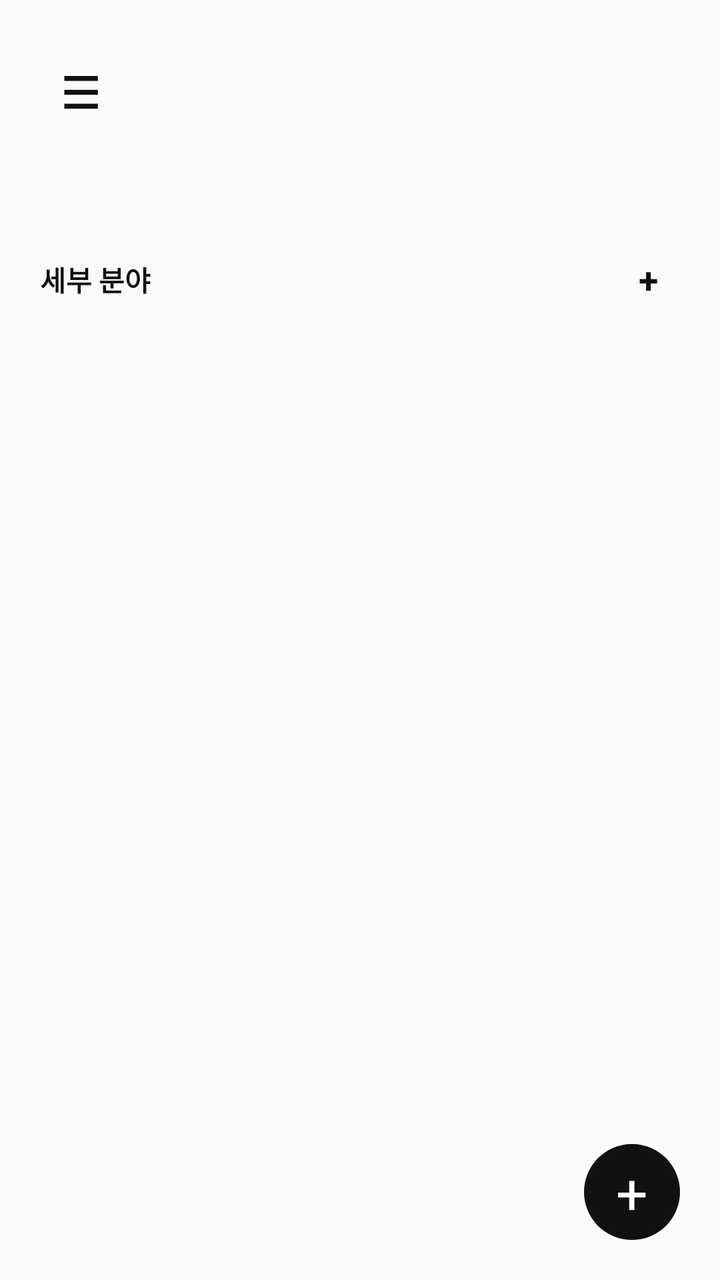
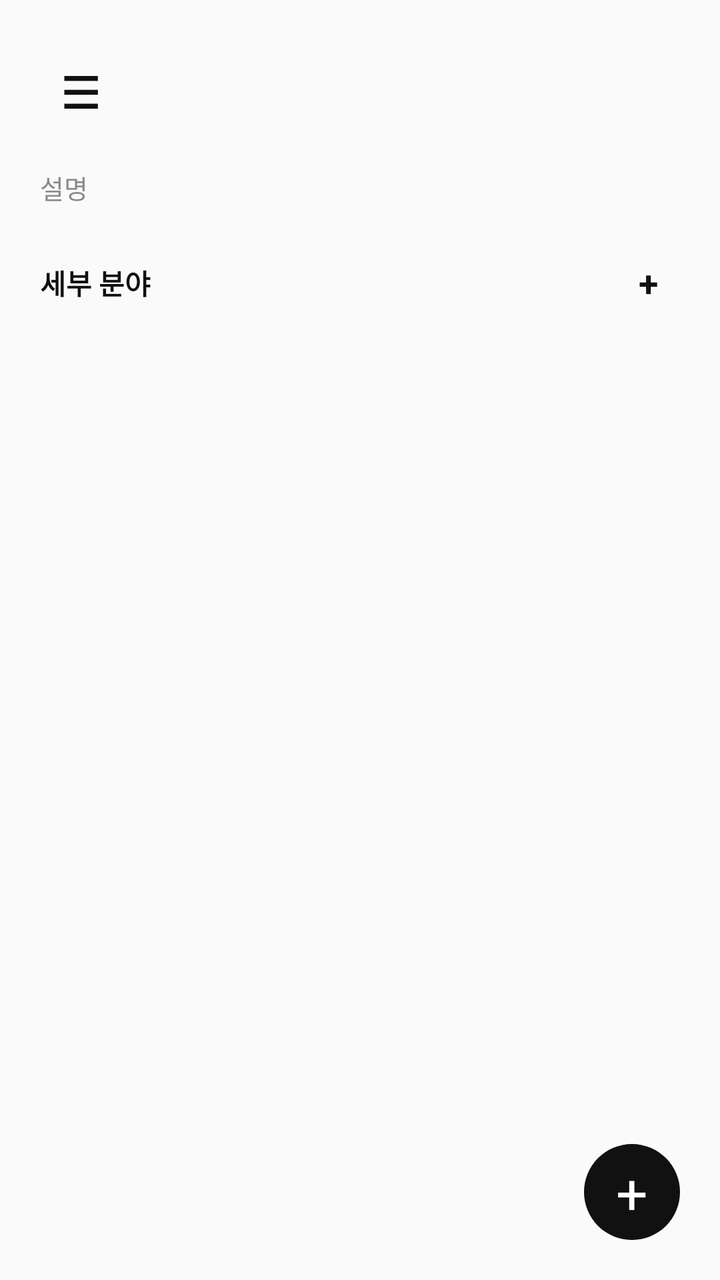

Before-and-after screenshots of an Android layout around one commit, followed by the original layout XML and the change that was made.
<!-- AndroidManifest.xml: application theme Theme.TrailNote -->
<!-- res/layout/fragment_growth_area_detail.xml -->
<?xml version="1.0" encoding="utf-8"?>
<FrameLayout xmlns:android="http://schemas.android.com/apk/res/android"
    android:layout_width="match_parent"
    android:layout_height="match_parent"
    android:background="@drawable/bg_screen">

    <LinearLayout
        android:layout_width="match_parent"
        android:layout_height="match_parent"
        android:orientation="vertical"
        android:padding="@dimen/screen_padding">

        <include layout="@layout/view_screen_header" />

        <TextView
            android:id="@+id/descriptionText"
            style="@style/TrailText.Body"
            android:layout_width="match_parent"
            android:layout_height="wrap_content"
            android:layout_marginTop="12dp" />

        <LinearLayout
            android:layout_width="match_parent"
            android:layout_height="wrap_content"
            android:layout_marginTop="@dimen/section_gap"
            android:gravity="center_vertical"
            android:orientation="horizontal">

            <TextView
                style="@style/TrailText.Section"
                android:layout_width="0dp"
                android:layout_height="wrap_content"
                android:layout_weight="1"
                android:text="세부 분야" />

            <TextView
                android:id="@+id/growthTopicAddButton"
                android:layout_width="32dp"
                android:layout_height="32dp"
                android:gravity="center"
                android:text="+"
                android:textColor="@color/trail_ink"
                android:textSize="18sp"
                android:textStyle="bold" />
        </LinearLayout>

        <androidx.recyclerview.widget.RecyclerView
            android:id="@+id/growthTopicList"
            android:layout_width="match_parent"
            android:layout_height="0dp"
            android:layout_marginTop="10dp"
            android:layout_weight="1"
            android:clipToPadding="false"
            android:paddingBottom="84dp" />

        <TextView
            android:id="@+id/emptyText"
            style="@style/TrailText.Body"
            android:layout_width="match_parent"
            android:layout_height="wrap_content"
            android:layout_marginTop="16dp"
            android:text="아직 세부 분야가 없습니다"
            android:visibility="gone" />
    </LinearLayout>

    <TextView
        android:id="@+id/growthTopicFabButton"
        android:layout_width="@dimen/fab_size"
        android:layout_height="@dimen/fab_size"
        android:layout_gravity="bottom|end"
        android:layout_margin="20dp"
        android:background="@drawable/bg_fab"
        android:gravity="center"
        android:text="+"
        android:textColor="@color/white"
        android:textSize="28sp" />

    <include
        android:id="@+id/growthTopicQuickAdd"
        layout="@layout/view_bottom_quick_add" />
</FrameLayout>
<!-- res/layout/view_screen_header.xml (included above) -->
<?xml version="1.0" encoding="utf-8"?>
<LinearLayout xmlns:android="http://schemas.android.com/apk/res/android"
    android:layout_width="match_parent"
    android:layout_height="52dp"
    android:gravity="center_vertical"
    android:orientation="horizontal">

    <TextView
        android:id="@+id/menuText"
        android:layout_width="40dp"
        android:layout_height="40dp"
        android:gravity="center"
        android:text="☰"
        android:textColor="@color/trail_ink"
        android:textSize="22sp"
        android:textStyle="bold" />

    <TextView
        android:id="@+id/headerTitle"
        android:layout_width="0dp"
        android:layout_height="wrap_content"
        android:layout_weight="1"
        android:gravity="center"
        android:textColor="@color/trail_ink"
        android:textSize="16sp"
        android:textStyle="bold" />

    <TextView
        android:id="@+id/headerAction"
        android:layout_width="40dp"
        android:layout_height="40dp"
        android:gravity="center"
        android:textColor="@color/trail_ink"
        android:textSize="19sp"
        android:textStyle="bold" />
</LinearLayout>
<!-- res/layout/view_bottom_quick_add.xml (included above) -->
<?xml version="1.0" encoding="utf-8"?>
<LinearLayout xmlns:android="http://schemas.android.com/apk/res/android"
    android:layout_width="match_parent"
    android:layout_height="wrap_content"
    android:layout_gravity="bottom"
    android:layout_marginStart="20dp"
    android:layout_marginEnd="20dp"
    android:layout_marginBottom="12dp"
    android:gravity="center_vertical"
    android:orientation="horizontal"
    android:visibility="gone">

    <EditText
        android:id="@+id/quickAddEditText"
        android:layout_width="0dp"
        android:layout_height="48dp"
        android:layout_weight="1"
        android:background="@drawable/bg_input_rounded"
        android:imeOptions="actionDone"
        android:inputType="text"
        android:singleLine="true"
        android:textColor="@color/trail_ink"
        android:textColorHint="@color/trail_text_secondary"
        android:textSize="14sp" />

    <TextView
        android:id="@+id/quickAddConfirmButton"
        android:layout_width="48dp"
        android:layout_height="48dp"
        android:layout_marginStart="10dp"
        android:background="@drawable/bg_fab"
        android:gravity="center"
        android:text="✓"
        android:textColor="@color/white"
        android:textSize="24sp"
        android:textStyle="bold" />
</LinearLayout>
<!-- resources referenced by this layout -->
<resources>
  <color name="trail_ink">#FF111111</color>
  <color name="trail_text_secondary">#FF555555</color>
  <color name="white">#FFFFFFFF</color>
  <dimen name="fab_size">48dp</dimen>
  <dimen name="screen_padding">20dp</dimen>
  <dimen name="section_gap">22dp</dimen>
  <!-- drawable bg_fab (drawable) -->
  <?xml version="1.0" encoding="utf-8"?>
  <shape xmlns:android="http://schemas.android.com/apk/res/android" android:shape="oval">
      <solid android:color="@color/trail_ink" />
  </shape>
  <!-- drawable bg_input_rounded (drawable) -->
  <?xml version="1.0" encoding="utf-8"?>
  <shape xmlns:android="http://schemas.android.com/apk/res/android">
      <solid android:color="@color/white" />
      <stroke android:width="1dp" android:color="@color/trail_line" />
      <corners android:radius="22dp" />
      <padding android:left="16dp" android:top="11dp" android:right="16dp" android:bottom="11dp" />
  </shape>
  <!-- drawable bg_screen (drawable) -->
  <?xml version="1.0" encoding="utf-8"?>
  <shape xmlns:android="http://schemas.android.com/apk/res/android">
      <solid android:color="@color/trail_bg" />
  </shape>
  <style name="TrailText.Body" parent="TrailText.Base">
          <item name="android:textColor">@color/trail_text_secondary</item>
          <item name="android:textSize">13sp</item>
      </style>
  <style name="TrailText.Section" parent="TrailText.Base">
          <item name="android:textColor">@color/trail_ink</item>
          <item name="android:textSize">14sp</item>
          <item name="android:textStyle">bold</item>
      </style>
  <style name="Theme.TrailNote" parent="Theme.MaterialComponents.DayNight.NoActionBar">
          <item name="colorPrimary">@color/trail_ink</item>
          <item name="colorPrimaryVariant">@color/trail_ink</item>
          <item name="colorSecondary">@color/trail_ink</item>
          <item name="android:fontFamily">sans-serif</item>
          <item name="android:windowLightStatusBar">true</item>
          <item name="android:statusBarColor">@color/trail_bg</item>
          <item name="android:navigationBarColor">@color/white</item>
      </style>
  <color name="trail_line">#FFE2E2E2</color>
  <color name="trail_bg">#FFFAFAFA</color>
  <style name="TrailText.Base">
          <item name="android:fontFamily">sans-serif</item>
      </style>
</resources>

<!-- the commit's change to res/layout/fragment_growth_area_detail.xml (unified diff, before → after) -->
@@ -12,12 +12,21 @@
 
         <include layout="@layout/view_screen_header" />
 
-        <TextView
+        <EditText
             android:id="@+id/descriptionText"
             style="@style/TrailText.Body"
             android:layout_width="match_parent"
             android:layout_height="wrap_content"
-            android:layout_marginTop="12dp" />
+            android:layout_marginTop="12dp"
+            android:background="@null"
+            android:backgroundTint="@android:color/transparent"
+            android:hint="&#49444;&#47749;"
+            android:inputType="textMultiLine|textNoSuggestions"
+            android:maxLines="2"
+            android:minLines="1"
+            android:padding="0dp"
+            android:singleLine="false"
+            android:textColorHint="@color/trail_muted" />
 
         <LinearLayout
             android:layout_width="match_parent"
@@ -115,6 +124,17 @@
         android:textColor="@color/trail_ink"
         android:textSize="19sp"
         android:textStyle="bold" />
+
+    <TextView
+        android:id="@+id/headerMore"
+        android:layout_width="40dp"
+        android:layout_height="40dp"
+        android:gravity="center"
+        android:text="&#183;&#183;&#183;"
+        android:textColor="@color/trail_ink"
+        android:textSize="19sp"
+        android:textStyle="bold"
+        android:visibility="gone" />
 </LinearLayout>
 <!-- res/layout/view_bottom_quick_add.xml (included above) -->
 <?xml version="1.0" encoding="utf-8"?>
<!-- resource entries referenced after the edit -->
@@ -1,6 +1,7 @@
 <!-- resources referenced by this layout -->
 <resources>
   <color name="trail_ink">#FF111111</color>
+  <color name="trail_muted">#FF8A8A8A</color>
   <color name="trail_text_secondary">#FF555555</color>
   <color name="white">#FFFFFFFF</color>
   <dimen name="fab_size">48dp</dimen>
